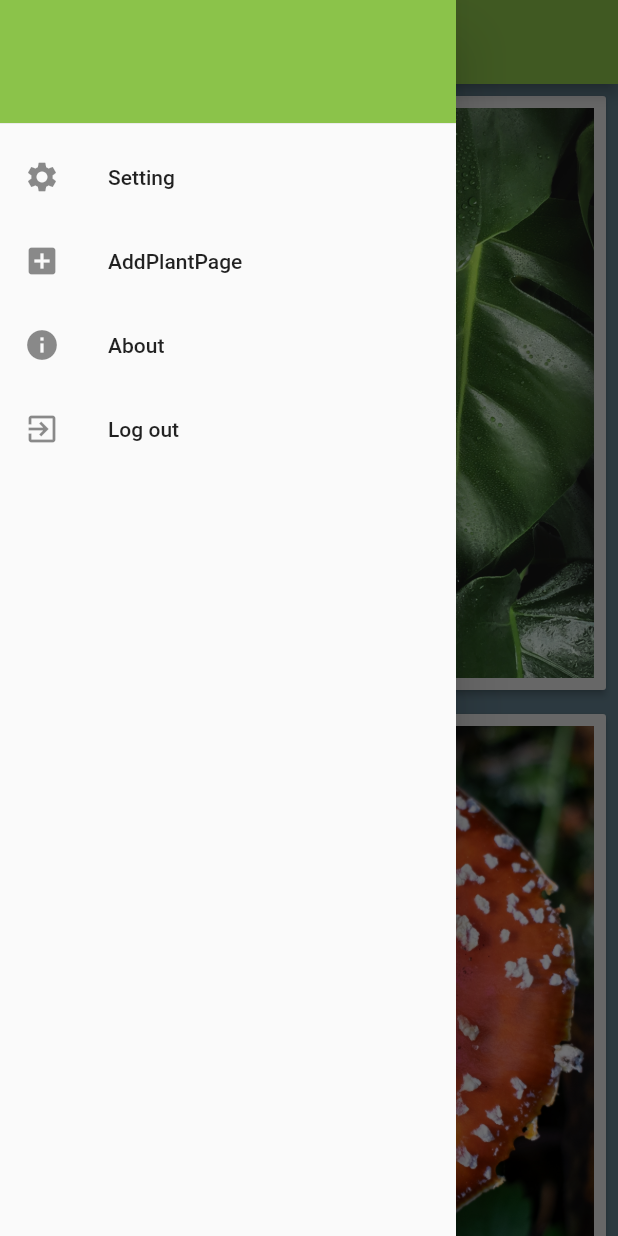
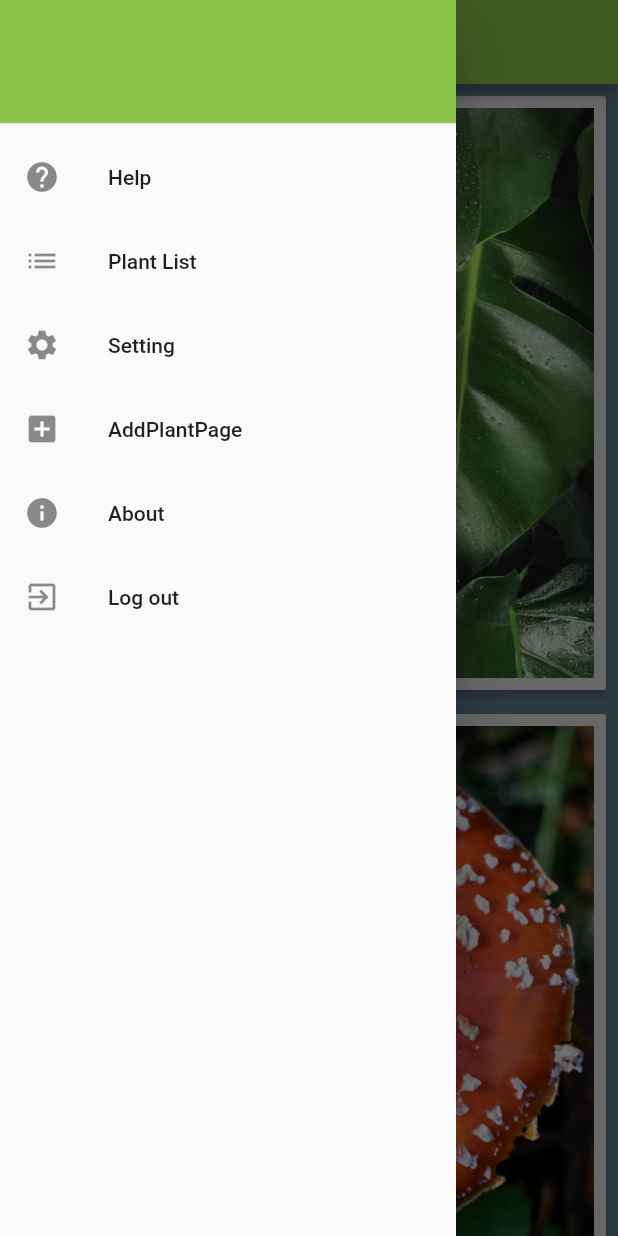
Before and after one commit to JacobYLiu/plantvibez, a Flutter app: the HomePage screen opened directly with empty values, with the side drawer open, on a phone screen of 412 x 824 dp. Run offline on Flutter 3.47's test engine with Material 2 defaults, Android fonts, the phone set to English and light mode, and no system bars; our stand-ins replace firebase_auth, firebase_database, image_picker; accounts and stored records are empty.

Commit message:
update fetch json feature with the plant list tab, link json: https://api.myjson.com/bins/6651o

```diff
--- a/lib/Object/Plant.dart
+++ b/lib/Object/Plant.dart
@@ -1,11 +1,11 @@
-class Plant{
+class DefaultPlant{
   String imageLink;
   String name;
 
   DateTime waterTime;
   DateTime lightTime;
 
-  Plant(String imageLink, String name){
+  DefaultPlant(String imageLink, String name){
     this.imageLink = imageLink;
     this.name = name;
   }
--- a/lib/pages/HomePage.dart
+++ b/lib/pages/HomePage.dart
@@ -5,11 +5,12 @@ import 'package:plant_vibez/pages/Information.dart';
 import 'package:plant_vibez/Object/Plant.dart';
 import 'package:firebase_auth/firebase_auth.dart';
 import 'package:plant_vibez/auth.dart';
-
+import 'package:plant_vibez/pages/Help.dart';
+import 'package:plant_vibez/pages/PlantList.dart';
 
 
 //generate default Plant Object
-List<Plant> generate(){
+List<DefaultPlant> generate(){
   final links = [
     "images/houseplants.jpg",
     "images/mushroom.jpg",
@@ -19,42 +20,77 @@ List<Plant> generate(){
 
   final text = ["houseplants", "mushroom", "succulent", "flowers"];
   final itemCount = 4;
-  final List<Plant> plants = new List();
+  final List<DefaultPlant> plants = new List();
 
   for (int i = 0; i < itemCount; i++) {
-    plants.add(new Plant(links[i], text[i]));
+    plants.add(new DefaultPlant(links[i], text[i]));
   }
 
   return plants;
 }
 
-class HomePage extends StatelessWidget {
-  FirebaseUser user;
-//  final CameraDescription cameras;
+class HomePage extends StatefulWidget {
   final BaseAuth auth;
   final VoidCallback onSignedOut;
 
+  HomePage(this.auth,this.onSignedOut);
+
+  @override
+  State<StatefulWidget> createState() => _HomePageState();
+
+}
+
+//AboutText
+Widget _buildAboutText(BuildContext context) {
+  return new AlertDialog(
+    title: Text("About"),
+    content: new Column(
+      mainAxisSize: MainAxisSize.min,
+      crossAxisAlignment: CrossAxisAlignment.start,
+      children: <Widget>[
+        Text("Plant_Vibez_Demov v1.0 \n"),
+        Text(
+            "By Ben Pallan, Shane Valderama, Stephen Gutierrez, Jacob Liu, Nhan Le "),
+      ],
+    ),
+  );
+}
+
+class _HomePageState extends State<HomePage>{
+
+  FirebaseUser user;
+  String email;
+  String uid;
+
+  void getUser(){
+    widget.auth.currentUser().then((FirebaseUser user){
+      setState(() {
+        this.user = user;
+        this.email = user.email;
+        this.uid = user.uid;
+      });
+    });
+  }
+
   void _signedOut() async{
     try{
-      await auth.signOut();
-      onSignedOut();
+      await widget.auth.signOut();
+      widget.onSignedOut();
     }catch(e){
       print(e);
     }
   }
 
-  List<Plant> plants = generate();
-
-
-  HomePage(this.auth,this.onSignedOut);
+  List<DefaultPlant> plants = generate();
 
   @override
   Widget build(BuildContext context) {
     generate();
+    getUser();
     return Scaffold(
       backgroundColor: Colors.blueGrey,
       appBar: AppBar(
-        title: Text("Plant_Vibez_demo"),
+        title: Text("Your plants"),
         backgroundColor: Colors.lightGreen,
       ),
       body: Center(
@@ -90,6 +126,26 @@ class HomePage extends StatelessWidget {
                   color: Colors.lightGreen,
                 ),
               ),
+            ),
+            ListTile(
+              leading: new Icon(Icons.help),
+              title: Text('Help'),
+              onTap: () {
+                Navigator.push(
+                  context,
+                  MaterialPageRoute(builder: (context) => Help()),
+                );
+              },
+            ),
+            ListTile(
+              leading: new Icon(Icons.list),
+              title: Text('Plant List'),
+              onTap: () {
+                Navigator.push(
+                  context,
+                  MaterialPageRoute(builder: (context) => JsonPlantList()),
+                );
+              },
             ),
             ListTile(
               leading: new Icon(Icons.settings),
@@ -133,19 +189,3 @@ class HomePage extends StatelessWidget {
   }
 
 }
-
-//AboutText
-Widget _buildAboutText(BuildContext context) {
-  return new AlertDialog(
-    title: Text("About"),
-    content: new Column(
-      mainAxisSize: MainAxisSize.min,
-      crossAxisAlignment: CrossAxisAlignment.start,
-      children: <Widget>[
-        Text("Plant_Vibez_Demov v1.0 \n"),
-        Text(
-            "By Ben Pallan, Shane Valderama, Stephen Gutierrez, Jacob Liu, Nhan Le "),
-      ],
-    ),
-  );
-}
--- a/lib/pages/Information.dart
+++ b/lib/pages/Information.dart
@@ -5,7 +5,7 @@ import 'package:plant_vibez/Object/Plant.dart';
 
 class Information extends StatelessWidget {
 
-  final Plant plant;
+  final DefaultPlant plant;
 
   Information({Key key, @required this.plant}) : super(key: key);
 
--- a/pubspec.yaml
+++ b/pubspec.yaml
@@ -27,6 +27,7 @@ dependencies:
   firebase_auth: ^0.8.1+4
   image_picker: ^0.5.0+9
   firebase_database: ^2.0.2
+  http: ^0.12.0+2
 
 dev_dependencies:
   flutter_test:
```
Also changed, not shown: lib/auth.dart (+11 -7 lines), lib/pages/Help.dart (added, +64 -0 lines), lib/pages/PlantList.dart (added, +97 -0 lines), lib/util/fetch.dart (added), pubspec.lock, 2 other files. Lines whose indentation alone changed are shown as unchanged.
